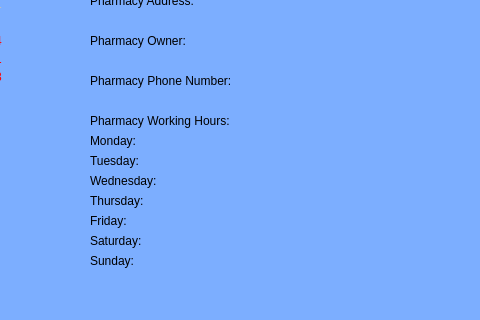
Above: UI/storeHours.ui from BennettPJ/SFWE403-Sem-Proj before the change; both pictures show x 280 to 760 and y 237 to 557 of the 1001 by 557 pixel window. Below: the same form after it.
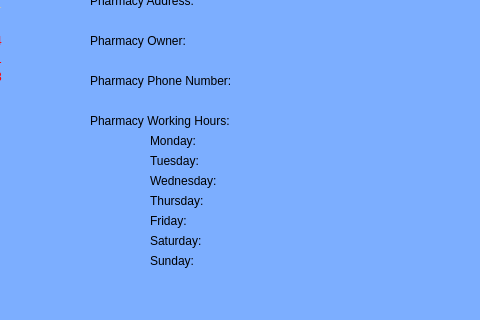
That is the form after the change.

Patch:
```diff
--- a/UI/storeHours.ui
+++ b/UI/storeHours.ui
@@ -184,7 +184,7 @@
    <widget class="QLabel" name="label_monday_hours">
     <property name="geometry">
      <rect>
-      <x>370</x>
+      <x>430</x>
       <y>370</y>
       <width>231</width>
       <height>16</height>
@@ -197,7 +197,7 @@
    <widget class="QLabel" name="label_tuesday_hours">
     <property name="geometry">
      <rect>
-      <x>370</x>
+      <x>430</x>
       <y>390</y>
       <width>231</width>
       <height>16</height>
@@ -210,7 +210,7 @@
    <widget class="QLabel" name="label_wednesday_hours">
     <property name="geometry">
      <rect>
-      <x>370</x>
+      <x>430</x>
       <y>410</y>
       <width>241</width>
       <height>16</height>
@@ -223,7 +223,7 @@
    <widget class="QLabel" name="label_thursday_hours">
     <property name="geometry">
      <rect>
-      <x>370</x>
+      <x>430</x>
       <y>430</y>
       <width>221</width>
       <height>16</height>
@@ -236,7 +236,7 @@
    <widget class="QLabel" name="label_friday_hours">
     <property name="geometry">
      <rect>
-      <x>370</x>
+      <x>430</x>
       <y>450</y>
       <width>221</width>
       <height>16</height>
@@ -249,7 +249,7 @@
    <widget class="QLabel" name="label_saturday_hours">
     <property name="geometry">
      <rect>
-      <x>370</x>
+      <x>430</x>
       <y>470</y>
       <width>211</width>
       <height>16</height>
@@ -262,7 +262,7 @@
    <widget class="QLabel" name="label_sunday_hours">
     <property name="geometry">
      <rect>
-      <x>370</x>
+      <x>430</x>
       <y>490</y>
       <width>231</width>
       <height>16</height>
```
Left out of the diff: 2 changed lines with no effect on the pictures.
